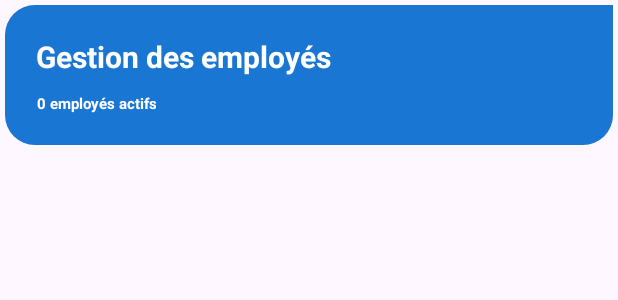
After one commit to LamyaeHamdaoui/AppRH_Android, an Android app: the layout activity_employe.xml on its own in the app's theme, with its tools: preview values and no code run, on a phone screen of 412 x 824 dp. The commit adds this screen. Shown: the top 300 px of the screen. Run offline under Robolectric (Android 15) with nearby library versions, the phone set to English and light mode, and no system bars.

Commit message:
utilisez @drawable/bg_header_blue header dans vos ui

```diff
--- a/app/src/main/java/com/example/rhapp/MainActivity.java
+++ b/app/src/main/java/com/example/rhapp/MainActivity.java
@@ -14,7 +14,7 @@ public class MainActivity extends AppCompatActivity {
     protected void onCreate(Bundle savedInstanceState) {
         super.onCreate(savedInstanceState);
         EdgeToEdge.enable(this);
-        setContentView(R.layout.activity_main);
+        setContentView(R.layout.activity_login);
         ViewCompat.setOnApplyWindowInsetsListener(findViewById(R.id.main), (v, insets) -> {
             Insets systemBars = insets.getInsets(WindowInsetsCompat.Type.systemBars());
             v.setPadding(systemBars.left, systemBars.top, systemBars.right, systemBars.bottom);
--- /dev/null
+++ b/app/src/main/res/drawable/bg_header_blue.xml
@@ -0,0 +1,15 @@
+<?xml version="1.0" encoding="utf-8"?>
+<!-- creer un forme rectanguler pour les des differentes header : gestion employées , conjés ... en haut -->
+<shape xmlns:android="http://schemas.android.com/apk/res/android">
+     <!-- couleur de background-->
+    <solid android:color="#1976D2"/>
+
+    <!--radius des coins -->
+    <corners
+        android:bottomLeftRadius="20dp"
+        android:bottomRightRadius="20dp"
+        android:topLeftRadius="20dp"
+        android:topRightRadius="0dp"
+        />
+
+</shape>
--- /dev/null
+++ b/app/src/main/res/layout/activity_employe.xml
@@ -0,0 +1,47 @@
+<?xml version="1.0" encoding="utf-8"?>
+<androidx.constraintlayout.widget.ConstraintLayout xmlns:android="http://schemas.android.com/apk/res/android"
+    xmlns:tools="http://schemas.android.com/tools"
+    android:layout_width="match_parent"
+    android:layout_height="match_parent">
+<ScrollView
+    android:layout_height="wrap_content"
+    android:layout_width="match_parent"
+    tools:ignore="MissingConstraints"
+    >
+    <!-- ******* header ****** -->
+    <LinearLayout
+        android:layout_width="match_parent"
+        android:layout_height="wrap_content"
+       android:orientation="vertical"
+        android:layout_gravity="center_vertical"
+        android:background="@drawable/bg_header_blue"
+        android:padding="15dp"
+        android:layout_margin="5px"
+        >
+        <TextView
+            android:layout_width="wrap_content"
+            android:layout_height="wrap_content"
+            android:text="Gestion des employés"
+            android:textSize="20dp"
+            android:textColor="@color/white"
+            android:gravity="center"
+            android:textStyle="bold"
+            android:layout_margin="5dp"
+            />
+
+        <TextView
+            android:layout_width="wrap_content"
+            android:layout_height="wrap_content"
+            android:text="0 employés actifs"
+            android:textSize="10dp"
+            android:textColor="@color/white"
+            android:gravity="center"
+            android:textStyle="bold"
+            android:layout_margin="5dp"
+            />
+</LinearLayout>
+    <!--La recherche des employées -->
+
+    </ScrollView>
+
+</androidx.constraintlayout.widget.ConstraintLayout>
--- a/app/src/main/res/values/colors.xml
+++ b/app/src/main/res/values/colors.xml
@@ -5,4 +5,5 @@
     <color name="blue">#1E88E5</color>
     <color name="blue_hover">#1976D2</color>
     <color name="red">#FF0000</color>
+
 </resources>
```
Also changed, not shown: app/src/main/res/layout/activity_login.xml (renamed from app/src/main/res/layout/activity_main.xml).
